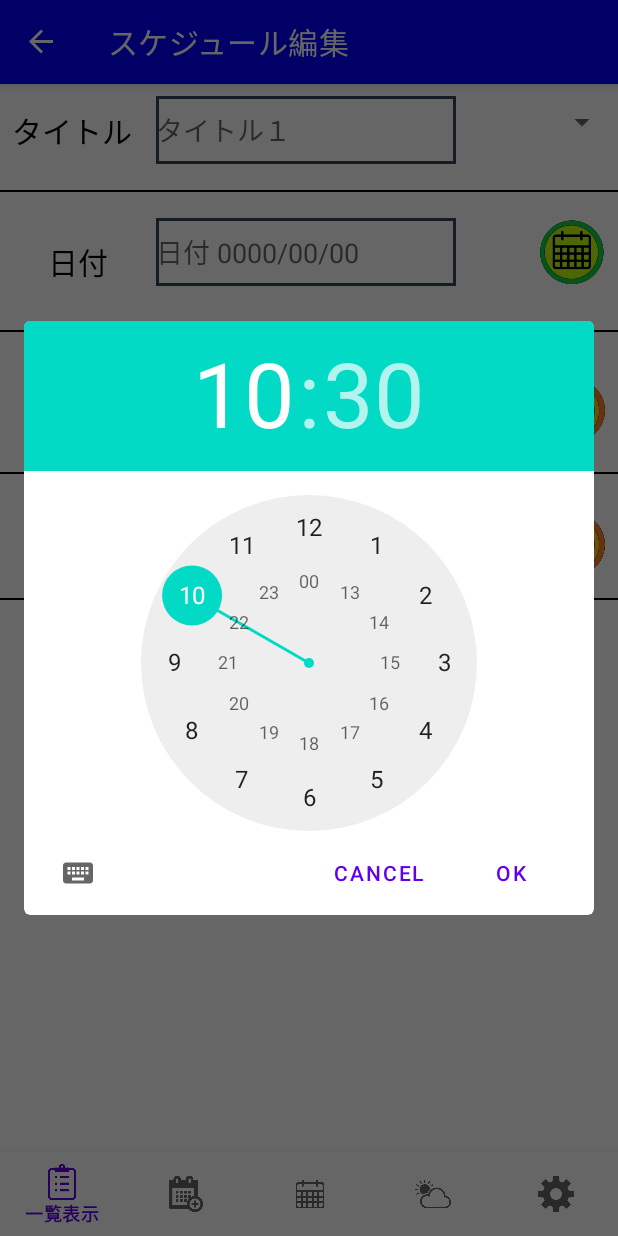
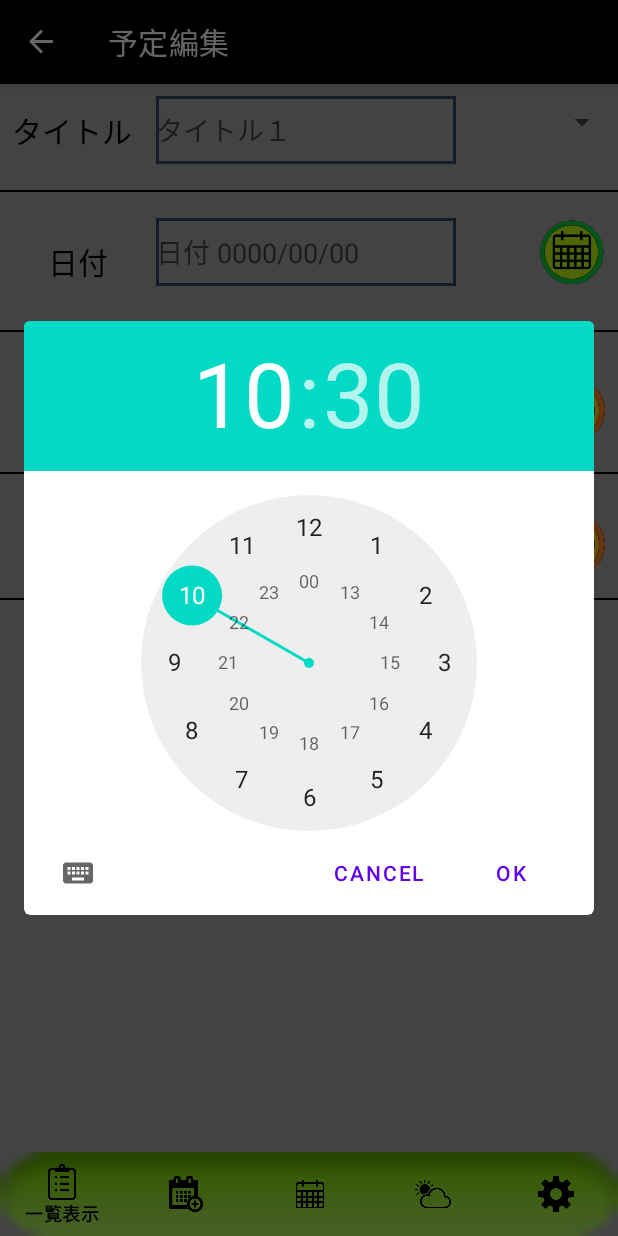
Before and after one commit to sotukenn4/sotu, an Android app: the ScheduleEditFragment screen opened through its navigation route, after a tap on an icon or button, on a phone screen of 412 x 824 dp. Run offline under Robolectric (Android 15) with nearby library versions, the phone set to English and light mode, and no system bars; our stand-ins replace navigation-ui; libraries missing offline, so code that uses them is left out: io.realm, io.realm.kotlin; pictures from the network do not load; 7 statements that could not run were skipped.

Commit message:
10/20日変更完了 タイトル 一覧表示　ー＞　予定一覧　 スケジュール編集　ー＞　予定編集
データ保存時の識別処理
時間と詳細

```diff
--- a/app/src/main/java/com/example/myapplication/MainActivity.kt
+++ b/app/src/main/java/com/example/myapplication/MainActivity.kt
@@ -38,7 +38,7 @@ class MainActivity<T> : AppCompatActivity() {
         setupActionBarWithNavController(naviController)
         val bottomNavView: BottomNavigationView = findViewById(R.id.bottom_nav)
         NavigationUI.setupWithNavController(bottomNavView, naviController)
-        supportActionBar?.setBackgroundDrawable(ColorDrawable(Color.BLUE))
+        supportActionBar?.setBackgroundDrawable(ColorDrawable(Color.BLACK))
 
         binding.fab.setOnClickListener { view ->
             naviController.navigate(R.id.action_to_scheduleEditFragment)
--- a/app/src/main/java/com/example/myapplication/Schedule.kt
+++ b/app/src/main/java/com/example/myapplication/Schedule.kt
@@ -17,4 +17,7 @@ open class Schedule : RealmObject() {
     var title: String=""
     //詳細
     var detil: String=""
+    //終了時間が入力されていれば0、なければ1
+    var timeflg =0
+
 }
--- a/app/src/main/java/com/example/myapplication/ScheduleEditFragment.kt
+++ b/app/src/main/java/com/example/myapplication/ScheduleEditFragment.kt
@@ -1,16 +1,16 @@
 package com.example.myapplication
 import android.R
-import android.R.menu
-import android.app.AlertDialog
 import android.content.Context
 import android.content.SharedPreferences
 import android.graphics.Color
+import android.os.Build
 import android.os.Bundle
 import android.text.format.DateFormat
 import android.view.*
 import android.widget.AdapterView
 import android.widget.ArrayAdapter
 import android.widget.Spinner
+import androidx.annotation.RequiresApi
 import androidx.fragment.app.Fragment
 import androidx.navigation.fragment.findNavController
 import androidx.navigation.fragment.navArgs
@@ -23,7 +23,6 @@ import kotlinx.android.synthetic.main.fragment_schedule_edit.*
 import java.text.ParseException
 import java.text.SimpleDateFormat
 import java.util.*
-import kotlin.experimental.ExperimentalTypeInference
 
 
 // TODO: Rename parameter arguments, choose names that match
@@ -44,6 +43,7 @@ class ScheduleEditFragment: Fragment() {
     private lateinit var realm: Realm
     //これはよくわからん。
     private  val args: ScheduleEditFragmentArgs by navArgs()
+    //var check=0
     //配列定義
     var values = arrayOf(
         "",
@@ -54,12 +54,14 @@ class ScheduleEditFragment: Fragment() {
         "学校"
     )
 
+
     override fun onCreate(savedInstanceState: Bundle?) {
         super.onCreate(savedInstanceState)
         setHasOptionsMenu(true)
         realm = Realm.getDefaultInstance()
         //保存されている新しいデータにする
         values= getArray("StringItem")
+
     }
 
     //保存してあるデータの取り出しメソッド
@@ -94,6 +96,7 @@ class ScheduleEditFragment: Fragment() {
 
 
 
+    @RequiresApi(Build.VERSION_CODES.O)
     override fun onViewCreated(view: View, savedInstanceState: Bundle?) {
         super.onViewCreated(view, savedInstanceState)
         (activity as? MainActivity<*>) ?.setFabVisible(View.INVISIBLE)
@@ -103,7 +106,9 @@ class ScheduleEditFragment: Fragment() {
                 .equalTo("id", args.scheduleId).findFirst()
             binding.dateEdit.setText(DateFormat.format("yyyy/MM/dd", schedule?.date))
             binding.timeEdit.setText(DateFormat.format("HH:mm", schedule?.date))
+            if(schedule?.timeflg==0){
                 binding.timeEdit2.setText(DateFormat.format("HH:mm", schedule?.date2))
+            }
             binding.titleEdit.setText(schedule?.title)
             binding.detailEdit.setText(schedule?.detil)
 
@@ -176,7 +181,9 @@ class ScheduleEditFragment: Fragment() {
     }
 
     //保存ボタンが押されたときの処理
+    @RequiresApi(Build.VERSION_CODES.O)
     private fun saveSchedule(view:View){
+        //check=0
         if(("${binding.dateEdit.text}"+"${binding.timeEdit.text}").toDate()!=null){
             when (args.scheduleId){
                 //idが-1L、つまり新規で作成されてるなら
@@ -193,18 +200,28 @@ class ScheduleEditFragment: Fragment() {
                         //日付保存
                         if (date != null) schedule.date = date
                         val date2=("${binding.dateEdit.text}"+"${binding.timeEdit2.text}").toDate()
-                        if (date2 != null) schedule.date2 = date2
+                        if (date2 != null) {
+                            schedule.date2 = date2
+                            schedule?.timeflg=0
+                        }else{
+                            schedule?.timeflg=1
+                        }
                         //タイトルを保存
                         schedule.title = binding.titleEdit.text.toString()
                         //詳細を保存
                             schedule.detil = binding.detailEdit.text.toString()
+
+
                     }
                     //saveArray(values,"StringItem")　多分これいらん
+                    //if(check==0){
                         //画面下に黒いラベル表示
                         Snackbar.make(view, "追加しました", Snackbar.LENGTH_SHORT)
                             .setAction("戻る") { findNavController().popBackStack() }
                             .setActionTextColor(Color.YELLOW)
                             .show()
+                   // }
+
                     //idが-1L以外だった時。つまり更新目的で来た時
                 } else->{
                 //realm呼び出し
@@ -216,17 +233,21 @@ class ScheduleEditFragment: Fragment() {
                     //日付保存
                     if(date!=null) schedule?.date=date
                     val date2=("${binding.dateEdit.text}"+"${binding.timeEdit2.text}").toDate()
-                    if (date2 != null) schedule?.date2 = date2
+                    if (date2 != null)
+                        schedule?.date2 = date2
                     //タイトルを保存
                     schedule?.title=binding.titleEdit.text.toString()
                     //詳細を保存
                     schedule?.detil=binding.detailEdit.text.toString()
                 }
+                //if(check==0){
                     //画面下に黒いラベル表示
                     Snackbar.make(view, "修正しました", Snackbar.LENGTH_SHORT)
                         .setAction("戻る"){findNavController().popBackStack()}
                         .setActionTextColor(Color.YELLOW)
                         .show()
+               // }
+
             }
             }
         }
@@ -244,6 +265,13 @@ class ScheduleEditFragment: Fragment() {
         super.onDestroy()
         realm.close()
     }
+    private fun  differenceDays(date1:Date, date2: Date): Int {
+       var datetime1 =date1.time
+        var datetime2 =date2.time
+        var one_date_time=1000*60*60*24
+        var da=(datetime1-datetime2)/one_date_time
+        return da.toInt()
+    }
     //日付取得
     private fun String.toDate(pattern: String = "yyyy/MM/ddHH:mm"): Date?{
         return try{
@@ -252,13 +280,29 @@ class ScheduleEditFragment: Fragment() {
             return  null
         }catch (e: ParseException){
             //日付形式が違う場合
-           /* val builder: AlertDialog.Builder = AlertDialog.Builder(view?.context)
+            /*val builder: AlertDialog.Builder = AlertDialog.Builder(view?.context)
             builder.setTitle("エラー")
             builder.setMessage("日付または時間の入力形式が違います。")
             builder.setPositiveButton("確認", null)
-            builder.create().show()*/
+            builder.create().show()
+            check=1*/
             return null
         }
     }
-
+    private fun String.toDate2(pattern: String = "yyyy/MM/dd"): Date?{
+        return try{
+            SimpleDateFormat(pattern).parse(this)
+        }catch (e: IllegalArgumentException){
+            return  null
+        }catch (e: ParseException){
+            //日付形式が違う場合
+            /*val builder: AlertDialog.Builder = AlertDialog.Builder(view?.context)
+            builder.setTitle("エラー")
+            builder.setMessage("日付または時間の入力形式が違います。")
+            builder.setPositiveButton("確認", null)
+            builder.create().show()
+            check=1*/
+            return null
         }
+    }
+}
--- a/app/src/main/res/drawable/frame_style.xml
+++ b/app/src/main/res/drawable/frame_style.xml
@@ -1,9 +1,7 @@
 <?xml version="1.0" encoding="utf-8"?>
 <shape xmlns:android="http://schemas.android.com/apk/res/android"
     android:shape="rectangle">
-
     <stroke
         android:width="2dp"
-        android:color="#34465d" />
-
+        android:color="#34465d"/>
 </shape>
--- a/app/src/main/res/layout/activity_main.xml
+++ b/app/src/main/res/layout/activity_main.xml
@@ -5,6 +5,7 @@
     android:id="@+id/coordinatorLayout"
     android:layout_width="match_parent"
     android:layout_height="match_parent"
+    android:background="@color/DarkGray"
     tools:context=".MainActivity">
 
     <com.google.android.material.floatingactionbutton.FloatingActionButton
@@ -16,6 +17,7 @@
         android:layout_marginTop="603dp"
         android:layout_marginBottom="20dp"
         android:src="@drawable/ic_add"
+        app:backgroundTint="@android:color/holo_orange_dark"
         app:layout_constraintBottom_toTopOf="@+id/bottom_nav"
         app:layout_constraintEnd_toEndOf="parent"
         app:layout_constraintHorizontal_bias="0.954"
@@ -37,8 +39,10 @@
         android:id="@+id/bottom_nav"
         android:layout_width="0dp"
         android:layout_height="wrap_content"
-        android:background="?android:attr/windowBackground"
+        android:background="@android:drawable/button_onoff_indicator_on"
 
+        app:itemIconTint="@color/black"
+        app:itemTextColor="@color/black"
         app:layout_constraintBottom_toBottomOf="@+id/include"
         app:layout_constraintHorizontal_bias="0.0"
         app:layout_constraintLeft_toLeftOf="parent"
@@ -51,7 +55,7 @@
         android:id="@+id/appBarLayout"
         android:layout_width="0dp"
         android:layout_height="wrap_content"
-        android:background="#0000FF"
+        android:background="@color/black"
         android:theme="@style/Theme.MyApplication.AppBarOverlay"
         app:layout_constraintEnd_toEndOf="parent"
         app:layout_constraintStart_toStartOf="parent"
@@ -61,7 +65,7 @@
             android:id="@+id/toolbar"
             android:layout_width="wrap_content"
             android:layout_height="wrap_content"
-            android:background="@color/purple_200"
+            android:background="@color/black"
             app:popupTheme="@style/Theme.MyApplication.PopupOverlay" />
 
     </com.google.android.material.appbar.AppBarLayout>
--- a/app/src/main/res/layout/fragment_schedule_edit.xml
+++ b/app/src/main/res/layout/fragment_schedule_edit.xml
@@ -64,6 +64,7 @@
         android:ems="10"
         android:hint="タイトル１"
         android:inputType="textPersonName"
+        android:shadowColor="@color/black"
         app:layout_constraintEnd_toStartOf="@+id/spinner"
         app:layout_constraintTop_toTopOf="parent" />
 
@@ -76,6 +77,7 @@
         android:ems="10"
         android:hint="@string/date_text2"
         android:inputType="date"
+        android:shadowColor="@color/black"
         android:visibility="visible"
         app:layout_constraintStart_toStartOf="@+id/titleEdit"
         app:layout_constraintTop_toBottomOf="@+id/titleEdit" />
@@ -89,6 +91,7 @@
         android:ems="10"
         android:hint="@string/time_text2"
         android:inputType="time"
+        android:shadowColor="@color/black"
         app:layout_constraintStart_toStartOf="@+id/dateEdit"
         app:layout_constraintTop_toBottomOf="@+id/dateEdit" />
 
@@ -99,8 +102,9 @@
         android:layout_marginTop="44dp"
         android:background="@drawable/frame_style"
         android:ems="10"
-        android:hint="@string/time_text2"
+        android:hint="@string/endtime"
         android:inputType="time"
+        android:shadowColor="@color/black"
         app:layout_constraintStart_toStartOf="@+id/timeEdit"
         app:layout_constraintTop_toBottomOf="@+id/timeEdit" />
 
@@ -118,6 +122,7 @@
         android:inputType="textMultiLine"
         android:maxLines="8"
         android:minLines="2"
+        android:shadowColor="@color/black"
         app:layout_constraintEnd_toEndOf="parent"
         app:layout_constraintHorizontal_bias="0.0"
         app:layout_constraintStart_toStartOf="parent"
@@ -250,10 +255,28 @@
 
 
 
+
+
+
+
+
+
+
+
+
+
+
+
     android:text="Button"
         tools:layout_editor_absoluteX="273dp"
         tools:layout_editor_absoluteY="239dp" />
 
 
+
+
+
+
+
+
 ]]>
 </androidx.constraintlayout.widget.ConstraintLayout>
--- a/app/src/main/res/values/colors.xml
+++ b/app/src/main/res/values/colors.xml
@@ -7,4 +7,5 @@
     <color name="teal_700">#FF018786</color>
     <color name="black">#FF000000</color>
     <color name="white">#FFFFFFFF</color>
+    <color name="DarkGray">#A9A9A9</color>
 </resources>
--- a/app/src/main/res/values/strings.xml
+++ b/app/src/main/res/values/strings.xml
@@ -11,7 +11,7 @@
     <string name="hello_second_fragment">Hello second fragment. Arg: %1$s</string>
     <!-- TODO: Remove or change this placeholder text -->
     <string name="hello_blank_fragment">Hello blank fragment</string>
-    <string name="schedule_edit_text">スケジュール編集</string>
+    <string name="schedule_edit_text">予定編集</string>
     <string name="date_text">日付</string>
     <string name="time_text">時間</string>
     <string name="title_text">タイトル</string>
@@ -20,7 +20,7 @@
     <string name="時間選択">時間選択</string>
     <string name="保存">保存</string>
     <string name="削除">削除</string>
-    <string name="first">一覧表示</string>
+    <string name="first">予定一覧</string>
     <string name="caleder">カレンダー表示</string>
     <string name="test">てすと</string>
     <string name="previous3">カレンダー表示</string>
@@ -36,4 +36,5 @@
     <string name="spinnerad">祭り、入学式、成人式</string>
     <string name="title">タイトル</string>>
     <string name="description">pictures</string>
+    <string name="endtime">（任意）時間00:00</string>
 </resources>
```
Also changed, not shown: app/src/main/java/com/example/myapplication/ScheduleAdapter.kt (+9 -2 lines). Lines whose indentation alone changed are shown as unchanged.
